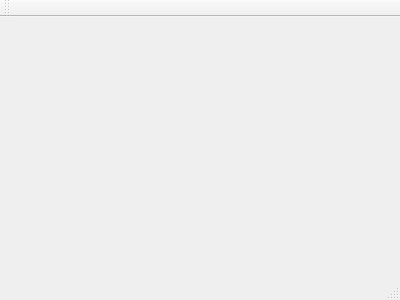
First picture: the form in TCP Client 7005/Qt7005TCPClient/mainwindow.ui, repository razc411/ridingthecode, before the edit.
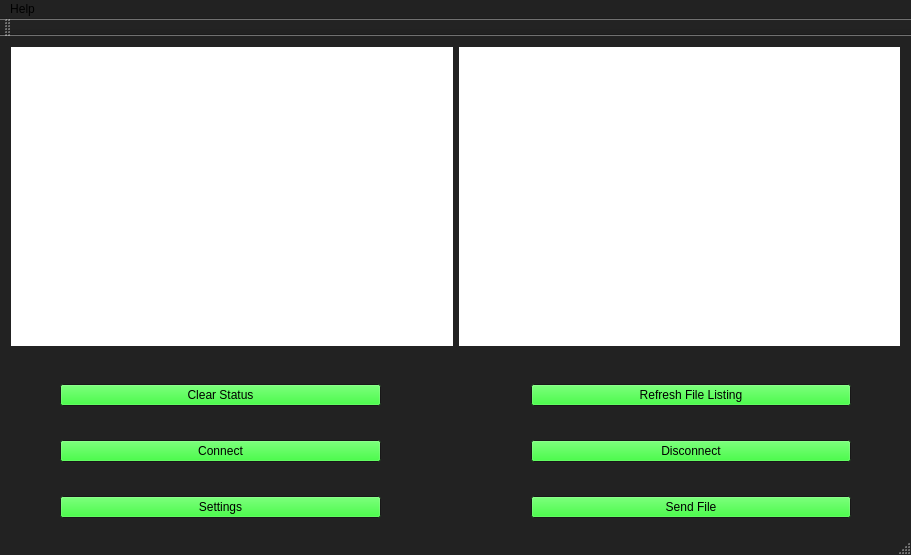
Second picture: the form after the edit. Icons and pictures are not drawn.

What changed in the file:
```diff
--- a/TCP Client 7005/Qt7005TCPClient/mainwindow.ui
+++ b/TCP Client 7005/Qt7005TCPClient/mainwindow.ui
@@ -1,24 +1,239 @@
 <ui version="4.0">
  <class>MainWindow</class>
- <widget class="QMainWindow" name="MainWindow" >
-  <property name="geometry" >
+ <widget class="QMainWindow" name="MainWindow">
+  <property name="geometry">
    <rect>
     <x>0</x>
     <y>0</y>
-    <width>400</width>
-    <height>300</height>
+    <width>911</width>
+    <height>555</height>
    </rect>
   </property>
-  <property name="windowTitle" >
+  <property name="palette">
+   <palette>
+    <active>
+     <colorrole role="Button">
+      <brush brushstyle="SolidPattern">
+       <color alpha="255">
+        <red>0</red>
+        <green>255</green>
+        <blue>0</blue>
+       </color>
+      </brush>
+     </colorrole>
+     <colorrole role="Base">
+      <brush brushstyle="SolidPattern">
+       <color alpha="255">
+        <red>255</red>
+        <green>255</green>
+        <blue>255</blue>
+       </color>
+      </brush>
+     </colorrole>
+     <colorrole role="Window">
+      <brush brushstyle="SolidPattern">
+       <color alpha="255">
+        <red>34</red>
+        <green>34</green>
+        <blue>34</blue>
+       </color>
+      </brush>
+     </colorrole>
+    </active>
+    <inactive>
+     <colorrole role="Button">
+      <brush brushstyle="SolidPattern">
+       <color alpha="255">
+        <red>0</red>
+        <green>255</green>
+        <blue>0</blue>
+       </color>
+      </brush>
+     </colorrole>
+     <colorrole role="Base">
+      <brush brushstyle="SolidPattern">
+       <color alpha="255">
+        <red>255</red>
+        <green>255</green>
+        <blue>255</blue>
+       </color>
+      </brush>
+     </colorrole>
+     <colorrole role="Window">
+      <brush brushstyle="SolidPattern">
+       <color alpha="255">
+        <red>34</red>
+        <green>34</green>
+        <blue>34</blue>
+       </color>
+      </brush>
+     </colorrole>
+    </inactive>
+    <disabled>
+     <colorrole role="Button">
+      <brush brushstyle="SolidPattern">
+       <color alpha="255">
+        <red>0</red>
+        <green>255</green>
+        <blue>0</blue>
+       </color>
+      </brush>
+     </colorrole>
+     <colorrole role="Base">
+      <brush brushstyle="SolidPattern">
+       <color alpha="255">
+        <red>34</red>
+        <green>34</green>
+        <blue>34</blue>
+       </color>
+      </brush>
+     </colorrole>
+     <colorrole role="Window">
+      <brush brushstyle="SolidPattern">
+       <color alpha="255">
+        <red>34</red>
+        <green>34</green>
+        <blue>34</blue>
+       </color>
+      </brush>
+     </colorrole>
+    </disabled>
+   </palette>
+  </property>
+  <property name="windowTitle">
    <string>MainWindow</string>
   </property>
-  <widget class="QMenuBar" name="menuBar" />
-  <widget class="QToolBar" name="mainToolBar" />
-  <widget class="QWidget" name="centralWidget" />
-  <widget class="QStatusBar" name="statusBar" />
+  <property name="windowIcon">
+   <iconset>
+    <normaloff>../Token(Dark) Icon 10.ico</normaloff>../Token(Dark) Icon 10.ico</iconset>
+  </property>
+  <property name="windowOpacity">
+   <double>1.000000000000000</double>
+  </property>
+  <widget class="QWidget" name="centralWidget">
+   <widget class="QWidget" name="gridLayoutWidget_2">
+    <property name="geometry">
+     <rect>
+      <x>0</x>
+      <y>320</y>
+      <width>911</width>
+      <height>201</height>
+     </rect>
+    </property>
+    <layout class="QGridLayout" name="gridLayout_2">
+     <property name="leftMargin">
+      <number>60</number>
+     </property>
+     <property name="topMargin">
+      <number>0</number>
+     </property>
+     <property name="rightMargin">
+      <number>60</number>
+     </property>
+     <property name="horizontalSpacing">
+      <number>150</number>
+     </property>
+     <item row="1" column="1">
+      <widget class="QPushButton" name="disconnect">
+       <property name="text">
+        <string>Disconnect</string>
+       </property>
+      </widget>
+     </item>
+     <item row="1" column="0">
+      <widget class="QPushButton" name="connect">
+       <property name="text">
+        <string>Connect</string>
+       </property>
+      </widget>
+     </item>
+     <item row="2" column="1">
+      <widget class="QPushButton" name="sndfile">
+       <property name="text">
+        <string>Send File</string>
+       </property>
+      </widget>
+     </item>
+     <item row="2" column="0">
+      <widget class="QPushButton" name="settings">
+       <property name="text">
+        <string>Settings</string>
+       </property>
+      </widget>
+     </item>
+     <item row="0" column="0">
+      <widget class="QPushButton" name="clear">
+       <property name="text">
+        <string>Clear Status</string>
+       </property>
+      </widget>
+     </item>
+     <item row="0" column="1">
+      <widget class="QPushButton" name="refreshlisting">
+       <property name="text">
+        <string>Refresh File Listing</string>
+       </property>
+      </widget>
+     </item>
+    </layout>
+   </widget>
+   <widget class="QWidget" name="horizontalLayoutWidget">
+    <property name="geometry">
+     <rect>
+      <x>0</x>
+      <y>0</y>
+      <width>911</width>
+      <height>321</height>
+     </rect>
+    </property>
+    <layout class="QHBoxLayout" name="horizontalLayout">
+     <item>
+      <widget class="QTextEdit" name="statusBox">
+       <property name="frameShape">
+        <enum>QFrame::NoFrame</enum>
+       </property>
+      </widget>
+     </item>
+     <item>
+      <widget class="QListWidget" name="fileBox">
+       <property name="frameShape">
+        <enum>QFrame::NoFrame</enum>
+       </property>
+       <property name="frameShadow">
+        <enum>QFrame::Sunken</enum>
+       </property>
+      </widget>
+     </item>
+    </layout>
+   </widget>
+  </widget>
+  <widget class="QMenuBar" name="menuBar">
+   <property name="geometry">
+    <rect>
+     <x>0</x>
+     <y>0</y>
+     <width>911</width>
+     <height>19</height>
+    </rect>
+   </property>
+   <widget class="QMenu" name="menuAbout">
+    <property name="title">
+     <string>Help</string>
+    </property>
+   </widget>
+   <addaction name="menuAbout"/>
+  </widget>
+  <widget class="QToolBar" name="mainToolBar">
+   <attribute name="toolBarArea">
+    <enum>TopToolBarArea</enum>
+   </attribute>
+   <attribute name="toolBarBreak">
+    <bool>false</bool>
+   </attribute>
+  </widget>
+  <widget class="QStatusBar" name="statusBar"/>
  </widget>
- <layoutDefault spacing="6" margin="11" />
- <pixmapfunction></pixmapfunction>
+ <layoutdefault spacing="6" margin="11"/>
  <resources/>
  <connections/>
 </ui>
```
Left out of the diff: 1 changed line with no effect on the pictures.
